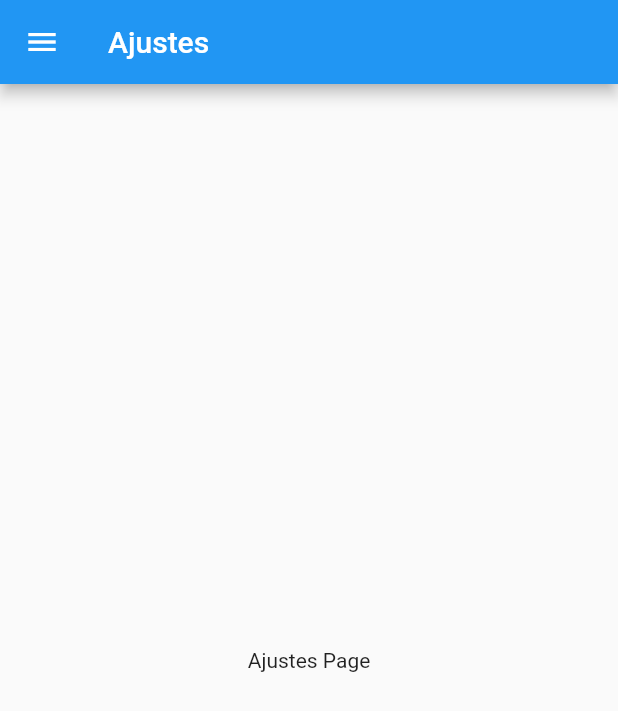
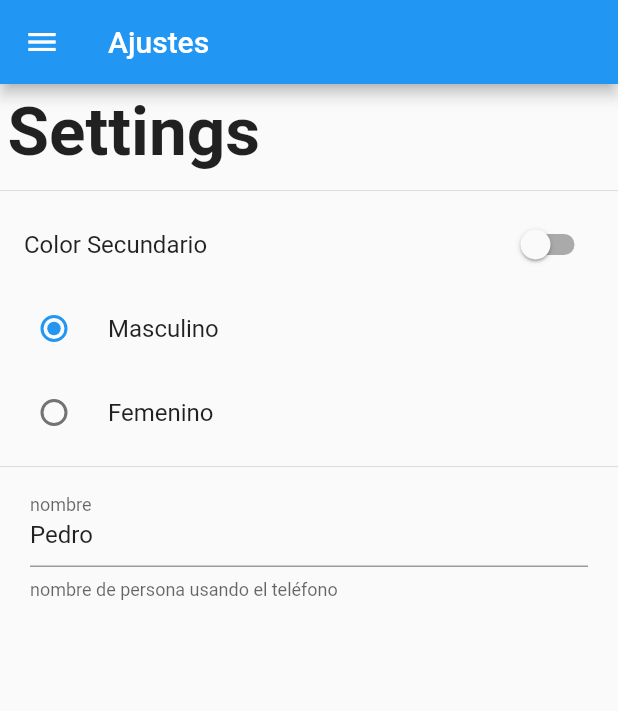
Before and after one commit to cesaroer/user_preferences_flutter, a Flutter app: the SettingsPage screen opened by its route, on a phone screen of 412 x 824 dp. Shown: the top 711 px of the screen. Run offline on Flutter 3.47's test engine with Material 2 defaults, Android fonts, the phone set to English and light mode, and no system bars.

```diff
--- a/lib/src/pages/settings_page.dart
+++ b/lib/src/pages/settings_page.dart
@@ -1,8 +1,26 @@
 import 'package:flutter/material.dart';
 import 'package:preferencias_usuario/widgets/menu_widget.dart';
 
-class SettingsPage extends StatelessWidget {
+class SettingsPage extends StatefulWidget {
   static final String routeName = "settings";
+
+  @override
+  _SettingsPageState createState() => _SettingsPageState();
+}
+
+class _SettingsPageState extends State<SettingsPage> {
+  bool colorSecundario = false;
+  int genero = 1;
+  String nombre = "Pedro";
+
+  TextEditingController textEditingController;
+
+  @override
+  void initState() {
+    super.initState();
+
+    textEditingController = TextEditingController(text: nombre);
+  }
 
   @override
   Widget build(BuildContext context) {
@@ -11,8 +29,63 @@ class SettingsPage extends StatelessWidget {
         title: Text("Ajustes"),
       ),
       drawer: MenuWidget(),
-      body: Center(
-        child: Text("Ajustes Page"),
+      body: ListView(
+        children: [
+          Container(
+            padding: EdgeInsets.all(5.0),
+            child: Text(
+              "Settings",
+              style: TextStyle(
+                fontSize: 45.0,
+                fontWeight: FontWeight.bold,
+              ),
+            ),
+          ),
+          Divider(),
+          SwitchListTile(
+            value: colorSecundario,
+            title: Text("Color Secundario"),
+            onChanged: (value) {
+              setState(() {
+                colorSecundario = value;
+              });
+            },
+          ),
+          RadioListTile(
+            value: 1,
+            title: Text("Masculino"),
+            groupValue: genero,
+            onChanged: (value) {
+              setState(() {
+                genero = value;
+              });
+            },
+          ),
+          RadioListTile(
+            value: 2,
+            title: Text("Femenino"),
+            groupValue: genero,
+            onChanged: (value) {
+              setState(() {
+                genero = value;
+              });
+            },
+          ),
+          Divider(),
+          Container(
+            padding: EdgeInsets.symmetric(horizontal: 20.0),
+            child: TextField(
+              controller: textEditingController,
+              decoration: InputDecoration(
+                labelText: "nombre",
+                helperText: "nombre de persona usando el teléfono",
+              ),
+              onChanged: (value) {
+                setState(() {});
+              },
+            ),
+          )
+        ],
       ),
     );
   }
```
